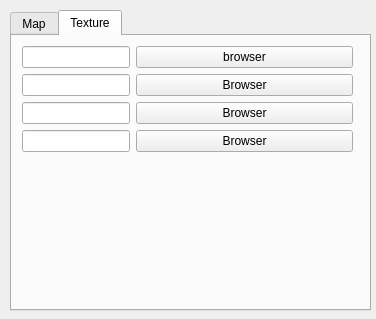
Qt form bin/data/ui/terrain_editor.ui (realXtend/tundra) before a commit.
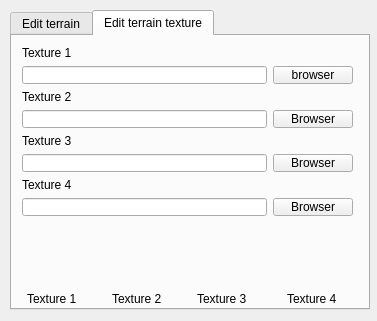
The same form after that commit. The open tabs and pages were chosen to show the change.

Commit message: Created a new Environment Module and moved items from RexLogicModule into Environment module. Following files were moved: EC_Terrain.h, EC_Water, Water, Terrain, Environment, Sky, TerrainDecoder, TerrainEditor and TerrainLabel.

The edit to the form file:
```diff
--- a/bin/data/ui/terrain_editor.ui
+++ b/bin/data/ui/terrain_editor.ui
@@ -6,8 +6,8 @@
    <rect>
     <x>0</x>
     <y>0</y>
-    <width>376</width>
-    <height>319</height>
+    <width>377</width>
+    <height>321</height>
    </rect>
   </property>
   <property name="windowTitle">
@@ -18,8 +18,8 @@
     <rect>
      <x>10</x>
      <y>10</y>
-     <width>361</width>
-     <height>301</height>
+     <width>360</width>
+     <height>300</height>
     </rect>
    </property>
    <property name="currentIndex">
@@ -27,7 +27,7 @@
    </property>
    <widget class="QWidget" name="tab">
     <attribute name="title">
-     <string>Map</string>
+     <string>Edit terrain</string>
     </attribute>
     <widget class="QPushButton" name="button_update">
      <property name="geometry">
@@ -207,7 +207,7 @@
    </widget>
    <widget class="QWidget" name="tab_2">
     <attribute name="title">
-     <string>Texture</string>
+     <string>Edit terrain texture</string>
     </attribute>
     <widget class="QWidget" name="formLayoutWidget">
      <property name="geometry">
@@ -215,55 +215,208 @@
        <x>10</x>
        <y>10</y>
        <width>331</width>
-       <height>121</height>
+       <height>171</height>
       </rect>
      </property>
-     <layout class="QFormLayout" name="formLayout">
-      <property name="fieldGrowthPolicy">
-       <enum>QFormLayout::AllNonFixedFieldsGrow</enum>
-      </property>
-      <item row="0" column="0">
-       <widget class="QLineEdit" name="lineEdit"/>
-      </item>
+     <layout class="QGridLayout" name="gridLayout">
       <item row="1" column="0">
-       <widget class="QLineEdit" name="lineEdit_2"/>
+       <widget class="QLineEdit" name="texture_line_edit_1"/>
       </item>
-      <item row="2" column="0">
-       <widget class="QLineEdit" name="lineEdit_3"/>
-      </item>
-      <item row="3" column="0">
-       <widget class="QLineEdit" name="lineEdit_4"/>
-      </item>
-      <item row="0" column="1">
-       <widget class="QPushButton" name="pushButton_2">
+      <item row="1" column="1">
+       <widget class="QPushButton" name="browser_button_1">
+        <property name="sizePolicy">
+         <sizepolicy hsizetype="Minimum" vsizetype="Fixed">
+          <horstretch>0</horstretch>
+          <verstretch>0</verstretch>
+         </sizepolicy>
+        </property>
         <property name="text">
          <string>browser</string>
         </property>
        </widget>
       </item>
-      <item row="2" column="1">
-       <widget class="QPushButton" name="pushButton_4">
-        <property name="text">
-         <string>Browser</string>
-        </property>
-       </widget>
+      <item row="3" column="0">
+       <widget class="QLineEdit" name="texture_line_edit_2"/>
       </item>
       <item row="3" column="1">
-       <widget class="QPushButton" name="pushButton_5">
+       <widget class="QPushButton" name="browser_button_2">
         <property name="text">
          <string>Browser</string>
         </property>
        </widget>
       </item>
-      <item row="1" column="1">
-       <widget class="QPushButton" name="pushButton_3">
+      <item row="5" column="0">
+       <widget class="QLineEdit" name="texture_line_edit_3"/>
+      </item>
+      <item row="5" column="1">
+       <widget class="QPushButton" name="browser_button_3">
         <property name="text">
          <string>Browser</string>
         </property>
        </widget>
       </item>
+      <item row="7" column="0">
+       <widget class="QLineEdit" name="texture_line_edit_4"/>
+      </item>
+      <item row="7" column="1">
+       <widget class="QPushButton" name="browser_button_4">
+        <property name="text">
+         <string>Browser</string>
+        </property>
+       </widget>
+      </item>
+      <item row="0" column="0">
+       <widget class="QLabel" name="texture_label_1">
+        <property name="text">
+         <string>Texture 1</string>
+        </property>
+       </widget>
+      </item>
+      <item row="2" column="0">
+       <widget class="QLabel" name="texture_label_2">
+        <property name="text">
+         <string>Texture 2</string>
+        </property>
+       </widget>
+      </item>
+      <item row="4" column="0">
+       <widget class="QLabel" name="texture_label_3">
+        <property name="text">
+         <string>Texture 3</string>
+        </property>
+       </widget>
+      </item>
+      <item row="6" column="0">
+       <widget class="QLabel" name="texture_label_4">
+        <property name="text">
+         <string>Texture 4</string>
+        </property>
+       </widget>
+      </item>
      </layout>
     </widget>
+    <widget class="QLabel" name="terrain_texture_label_1">
+     <property name="geometry">
+      <rect>
+       <x>15</x>
+       <y>190</y>
+       <width>64</width>
+       <height>64</height>
+      </rect>
+     </property>
+     <property name="text">
+      <string/>
+     </property>
+     <property name="scaledContents">
+      <bool>true</bool>
+     </property>
+     <property name="margin">
+      <number>0</number>
+     </property>
+    </widget>
+    <widget class="QLabel" name="texture_label_5">
+     <property name="geometry">
+      <rect>
+       <x>15</x>
+       <y>255</y>
+       <width>51</width>
+       <height>16</height>
+      </rect>
+     </property>
+     <property name="text">
+      <string>Texture 1</string>
+     </property>
+    </widget>
+    <widget class="QLabel" name="texture_label_6">
+     <property name="geometry">
+      <rect>
+       <x>100</x>
+       <y>255</y>
+       <width>51</width>
+       <height>16</height>
+      </rect>
+     </property>
+     <property name="text">
+      <string>Texture 2</string>
+     </property>
+    </widget>
+    <widget class="QLabel" name="terrain_texture_label_2">
+     <property name="geometry">
+      <rect>
+       <x>100</x>
+       <y>190</y>
+       <width>64</width>
+       <height>64</height>
+      </rect>
+     </property>
+     <property name="text">
+      <string/>
+     </property>
+     <property name="scaledContents">
+      <bool>true</bool>
+     </property>
+    </widget>
+    <widget class="QLabel" name="texture_label_7">
+     <property name="geometry">
+      <rect>
+       <x>275</x>
+       <y>255</y>
+       <width>51</width>
+       <height>16</height>
+      </rect>
+     </property>
+     <property name="text">
+      <string>Texture 4</string>
+     </property>
+     <property name="scaledContents">
+      <bool>false</bool>
+     </property>
+    </widget>
+    <widget class="QLabel" name="terrain_texture_label_3">
+     <property name="geometry">
+      <rect>
+       <x>275</x>
+       <y>190</y>
+       <width>64</width>
+       <height>64</height>
+      </rect>
+     </property>
+     <property name="text">
+      <string/>
+     </property>
+     <property name="scaledContents">
+      <bool>true</bool>
+     </property>
+    </widget>
+    <widget class="QLabel" name="texture_label_8">
+     <property name="geometry">
+      <rect>
+       <x>185</x>
+       <y>255</y>
+       <width>51</width>
+       <height>16</height>
+      </rect>
+     </property>
+     <property name="text">
+      <string>Texture 3</string>
+     </property>
+    </widget>
+    <widget class="QLabel" name="terrain_texture_label_4">
+     <property name="geometry">
+      <rect>
+       <x>185</x>
+       <y>190</y>
+       <width>64</width>
+       <height>64</height>
+      </rect>
+     </property>
+     <property name="text">
+      <string/>
+     </property>
+     <property name="scaledContents">
+      <bool>true</bool>
+     </property>
+    </widget>
    </widget>
   </widget>
  </widget>
```
Left out of the diff: 20 changed lines with no effect on the pictures. Lines whose indentation alone changed are shown as unchanged. The commit also changes 33 other files.
